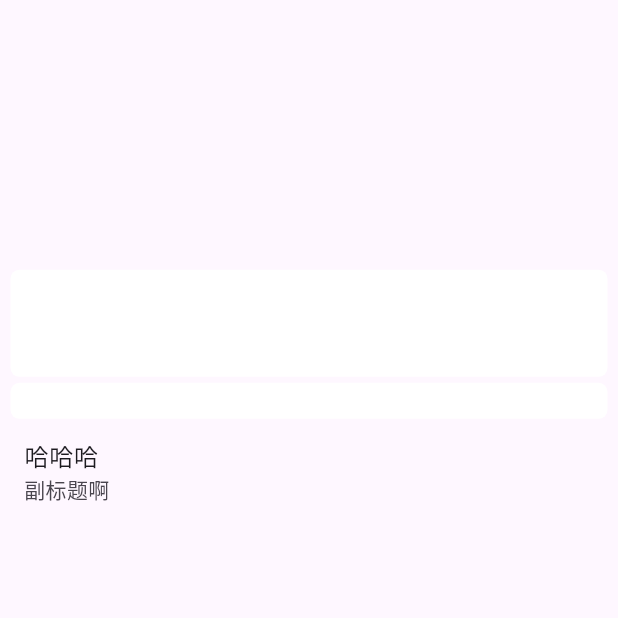
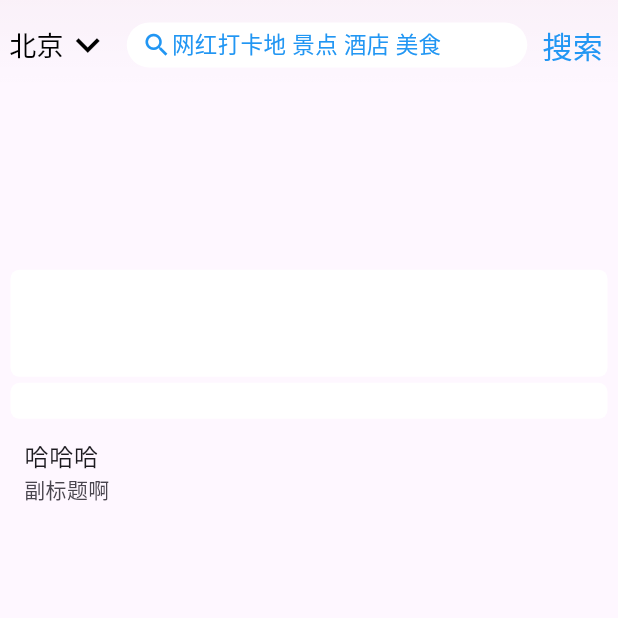
Before and after one commit to StrongManCoder/learn_flutter, a Flutter app: the HomePage screen opened directly, on a phone screen of 412 x 824 dp, the top half of it. Run offline on Flutter 3.47's test engine with Material 3 defaults, Android fonts, the light colour scheme and no system bars; drawn by our look-alikes of carousel_slider; our stand-ins replace get, shared_preferences, webview_flutter; missing offline and left inert: flutter_hi_cache; accounts and stored records are empty.

```diff
--- a/lib/main.dart
+++ b/lib/main.dart
@@ -1,5 +1,6 @@
 import 'package:flutter/material.dart';
 import 'package:flutter_hi_cache/flutter_hi_cache.dart';
+import 'package:get/get.dart';
 import 'package:learn_flutter/dao/login_dao.dart';
 
 import 'navigator/tab_navigator.dart';
@@ -16,7 +17,7 @@ class MyApp extends StatelessWidget {
   // This widget is the root of your application.
   @override
   Widget build(BuildContext context) {
-    return MaterialApp(
+    return GetMaterialApp(
       title: 'Flutter Demo',
       theme: ThemeData(
         colorScheme: ColorScheme.fromSeed(seedColor: Colors.deepPurple),
--- a/lib/pages/home_page.dart
+++ b/lib/pages/home_page.dart
@@ -2,9 +2,13 @@ import 'package:flutter/material.dart';
 import 'package:learn_flutter/Model/home_model.dart';
 import 'package:learn_flutter/dao/home_dao.dart';
 import 'package:learn_flutter/dao/login_dao.dart';
+import 'package:learn_flutter/pages/search_page.dart';
+import 'package:learn_flutter/util/navigator_util.dart';
+import 'package:learn_flutter/util/view_util.dart';
 import 'package:learn_flutter/widget/banner_widget.dart';
 import 'package:learn_flutter/widget/loading_container.dart';
 import 'package:learn_flutter/widget/navonewidget.dart';
+import 'package:learn_flutter/widget/sesrch_bar_widget.dart';
 import 'package:learn_flutter/widget/sub_nav_widget.dart';
 
 class HomePage extends StatefulWidget {
@@ -15,6 +19,8 @@ class HomePage extends StatefulWidget {
   @override
   State<HomePage> createState() => _HomePageState();
 }
+
+const searchBarDefaultText = "网红打卡地 景点 酒店 美食";
 
 class _HomePageState extends State<HomePage>
     with AutomaticKeepAliveClientMixin {
@@ -63,18 +69,40 @@ class _HomePageState extends State<HomePage>
         ],
       );
 
-  get _appBar => Opacity(
-      opacity: appBarAlpha,
-      child: Container(
-        margin: EdgeInsets.only(top: 20),
-        height: 100,
-        decoration: const BoxDecoration(color: Colors.white),
-        child: const Center(
-            child: Padding(
-          padding: EdgeInsets.only(top: 20),
-          child: Text('首页'),
-        )),
-      ));
+  get _appBar {
+    double top = MediaQuery.of(context).padding.top;
+
+    return Column(
+      children: [
+        shadowWarp(
+            child: Container(
+                padding: EdgeInsets.only(top: top),
+                height: 60 + top,
+                decoration: BoxDecoration(
+                  color: Color.fromARGB(
+                      (appBarAlpha * 255).toInt(), 255, 255, 255),
+                ),
+                child: SesrchBarWidget(
+                  searchBarType: appBarAlpha > 0.2
+                      ? SearchBarType.homeLite
+                      : SearchBarType.home,
+                  inputBoxClick: _jumpToSearch,
+                  defaultText: searchBarDefaultText,
+                  leftButtonClick: () {
+                    print('返回啊');
+                  },
+                  rightButtonClick: () {
+                    print('搜索啊');
+                  },
+                ))),
+        Container(
+          height: appBarAlpha > 0.2 ? 0.5 : 0,
+          decoration: BoxDecoration(
+              boxShadow: [BoxShadow(color: Colors.black12, blurRadius: 0.5)]),
+        )
+      ],
+    );
+  }
 
   @override
   Widget build(BuildContext context) {
@@ -160,4 +188,8 @@ class _HomePageState extends State<HomePage>
       });
     }
   }
+
+  _jumpToSearch() {
+    NavigatorUtil.push(context, SearchPage());
+  }
 }
--- a/lib/util/view_util.dart
+++ b/lib/util/view_util.dart
@@ -1,7 +1,20 @@
 //间距
-import 'package:flutter/cupertino.dart';
 import 'package:flutter/material.dart';
 
 SizedBox hiSpace({double height = 1, double width = 1}) {
   return SizedBox(height: height, width: width);
 }
+
+Widget shadowWarp({required Widget child, EdgeInsetsGeometry? paddind}) {
+  return Container(
+    padding: paddind,
+    decoration: BoxDecoration(
+      gradient: LinearGradient(
+          //appbar渐变背景
+          colors: [Color(0x6600000), Colors.transparent],
+          begin: Alignment.topCenter,
+          end: Alignment.bottomCenter),
+    ),
+    child: child,
+  );
+}
--- a/lib/widget/sesrch_bar_widget.dart
+++ b/lib/widget/sesrch_bar_widget.dart
@@ -52,13 +52,31 @@ class _SesrchBarWidgetState extends State<SesrchBarWidget> {
 
   Widget get _normalSearchBar => Row(
         children: [
-          //左侧返回按钮
-          _warpTap(
-              Padding(
-                padding: EdgeInsets.fromLTRB(6, 5, 10, 5),
-                child: _backBtn,
-              ),
-              widget.leftButtonClick),
+          //判断isHideLeft 是否为true  如果为true就返回null 否则返回下面的_warpTap
+          widget.isHideLeft == true
+              ? SizedBox(
+                  width: 20,
+                )
+              : _warpTap(
+                  const Padding(
+                    padding: EdgeInsets.fromLTRB(6, 5, 10, 5),
+                    child: Row(
+                      children: [
+                        // _backBtn,
+                        Text(
+                          '北京',
+                          style: TextStyle(color: Colors.black, fontSize: 18),
+                        ),
+                        Icon(
+                          Icons.expand_more,
+                          color: Colors.black,
+                          size: 32,
+                        )
+                      ],
+                    ),
+                  ),
+                  widget.leftButtonClick),
+
           //搜索输入框
           Expanded(child: _inputBox),
           _warpTap(
@@ -66,7 +84,7 @@ class _SesrchBarWidgetState extends State<SesrchBarWidget> {
                 padding: EdgeInsets.fromLTRB(10, 5, 10, 5),
                 child: Text(
                   '搜索',
-                  style: TextStyle(color: Colors.blue, fontSize: 18),
+                  style: TextStyle(color: Colors.blue, fontSize: 20),
                 ),
               ),
               widget.rightButtonClick),
@@ -108,7 +126,13 @@ class _SesrchBarWidgetState extends State<SesrchBarWidget> {
           Expanded(
             child: Container(
               child: Text(
-                '1656464654654khsakjshdkjahjkhkjdakjdshkjsahdkjahd646546546',
+                widget.defaultText ?? '',
+                style: TextStyle(
+                    color: widget.searchBarType == SearchBarType.normal
+                        ? Color(0xffa9a9a9)
+                        : Colors.blue,
+                    fontSize:
+                        widget.searchBarType == SearchBarType.normal ? 14 : 15),
                 overflow: TextOverflow.ellipsis,
                 maxLines: 1,
               ),
--- a/pubspec.yaml
+++ b/pubspec.yaml
@@ -42,6 +42,9 @@ dependencies:
   flutter_hi_cache: ^0.0.1
   carousel_slider: ^5.0.0
   webview_flutter: ^4.0.0
+  flutter_staggered_grid_view: ^0.7.0
+  transparent_image: ^2.0.1
+  get: ^4.6.6
 
 dev_dependencies:
   flutter_test:
```
Also changed, not shown: lib/pages/my_page.dart (+16 -11 lines), lib/pages/search_page.dart (+18 -1 lines), lib/util/navigator_util.dart (+57 -6 lines), lib/widget/banner_widget.dart (+14 -11 lines), lib/widget/hi_webview.dart (added, +186 -0 lines), pubspec.lock.
